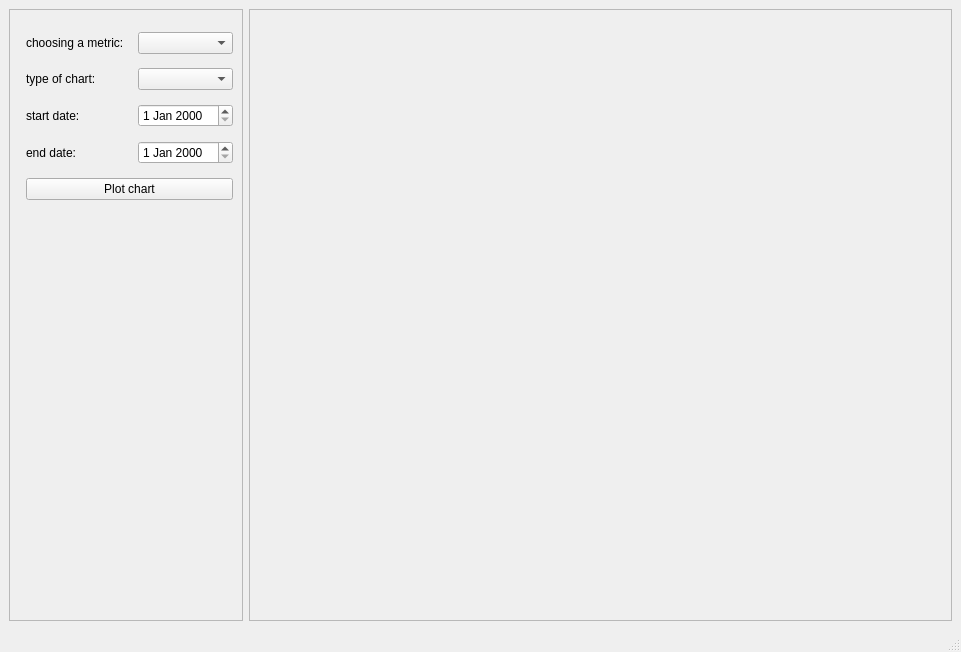
Qt form ui/workspace.ui (SpectreCom444/AppMetrica-data-visualization-system) before a commit.
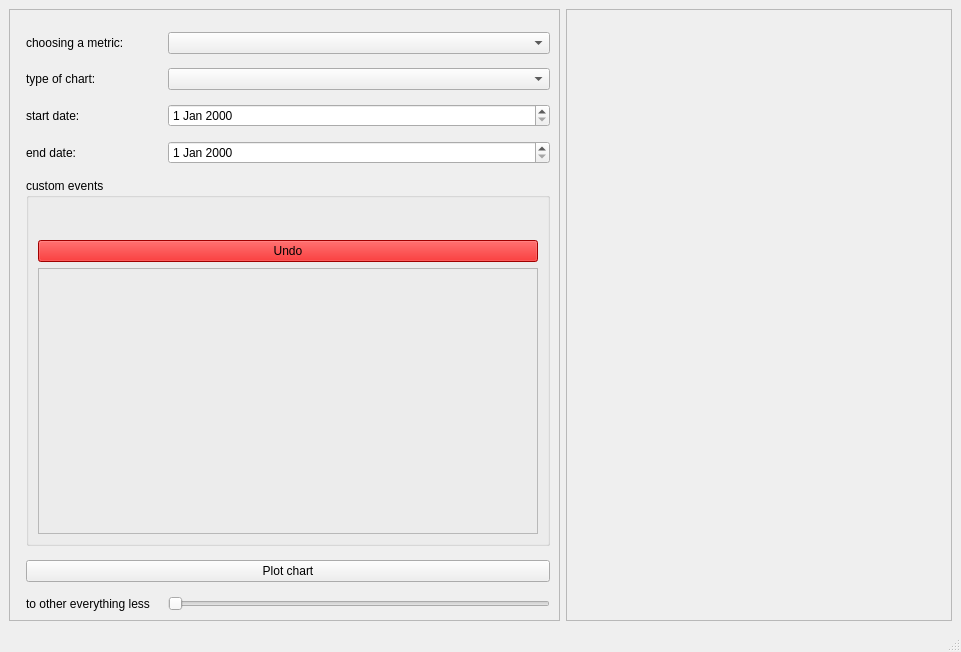
The same form after that commit.

Commit message: porting the basic methods of generating an additional field for json to pyqt

```diff
--- a/ui/workspace.ui
+++ b/ui/workspace.ui
@@ -52,9 +52,6 @@
        <item row="0" column="1">
         <widget class="QComboBox" name="dropdown_selected_data"/>
        </item>
-       <item row="1" column="1">
-        <widget class="QComboBox" name="selected_chart_type"/>
-       </item>
        <item row="1" column="0">
         <widget class="QLabel" name="label_2">
          <property name="text">
@@ -62,11 +59,8 @@
          </property>
         </widget>
        </item>
-       <item row="2" column="1">
-        <widget class="QDateEdit" name="start_date_entry"/>
-       </item>
-       <item row="3" column="1">
-        <widget class="QDateEdit" name="end_date_entry"/>
+       <item row="1" column="1">
+        <widget class="QComboBox" name="selected_chart_type"/>
        </item>
        <item row="2" column="0">
         <widget class="QLabel" name="label_3">
@@ -75,6 +69,9 @@
          </property>
         </widget>
        </item>
+       <item row="2" column="1">
+        <widget class="QDateEdit" name="start_date_entry"/>
+       </item>
        <item row="3" column="0">
         <widget class="QLabel" name="label_4">
          <property name="text">
@@ -82,13 +79,89 @@
          </property>
         </widget>
        </item>
-       <item row="5" column="0" colspan="2">
+       <item row="3" column="1">
+        <widget class="QDateEdit" name="end_date_entry"/>
+       </item>
+       <item row="6" column="0" colspan="2">
         <widget class="QPushButton" name="plot_button">
          <property name="text">
           <string>Plot chart</string>
          </property>
         </widget>
        </item>
+       <item row="7" column="0">
+        <widget class="QLabel" name="label_5">
+         <property name="text">
+          <string>to other everything less </string>
+         </property>
+        </widget>
+       </item>
+       <item row="7" column="1">
+        <widget class="QSlider" name="horizontalSlider">
+         <property name="orientation">
+          <enum>Qt::Horizontal</enum>
+         </property>
+        </widget>
+       </item>
+       <item row="5" column="0" colspan="2">
+        <widget class="QGroupBox" name="group_box_json_buttons">
+         <property name="minimumSize">
+          <size>
+           <width>100</width>
+           <height>300</height>
+          </size>
+         </property>
+         <property name="title">
+          <string>custom events</string>
+         </property>
+         <layout class="QVBoxLayout" name="verticalLayout" stretch="1,1,10">
+          <item>
+           <widget class="QLabel" name="dictionary_path">
+            <property name="minimumSize">
+             <size>
+              <width>10</width>
+              <height>10</height>
+             </size>
+            </property>
+            <property name="text">
+             <string/>
+            </property>
+           </widget>
+          </item>
+          <item>
+           <widget class="QPushButton" name="undo_button">
+            <property name="styleSheet">
+             <string notr="true">background-color: rgb(222, 0, 0);</string>
+            </property>
+            <property name="text">
+             <string>Undo</string>
+            </property>
+           </widget>
+          </item>
+          <item>
+           <widget class="QFrame" name="matrix_of_buttons">
+            <property name="minimumSize">
+             <size>
+              <width>500</width>
+              <height>0</height>
+             </size>
+            </property>
+            <property name="frameShape">
+             <enum>QFrame::StyledPanel</enum>
+            </property>
+            <property name="frameShadow">
+             <enum>QFrame::Raised</enum>
+            </property>
+            <layout class="QVBoxLayout" name="verticalLayout_2">
+             <item>
+              <layout class="QGridLayout" name="matrix_of_buttons_grid"/>
+             </item>
+            </layout>
+           </widget>
+          </item>
+         </layout>
+        </widget>
+       </item>
       </layout>
      </widget>
     </item>
@@ -102,7 +175,7 @@
         <rect>
          <x>0</x>
          <y>0</y>
-         <width>726</width>
+         <width>388</width>
          <height>591</height>
         </rect>
        </property>
```
The commit also changes 6 other files.
